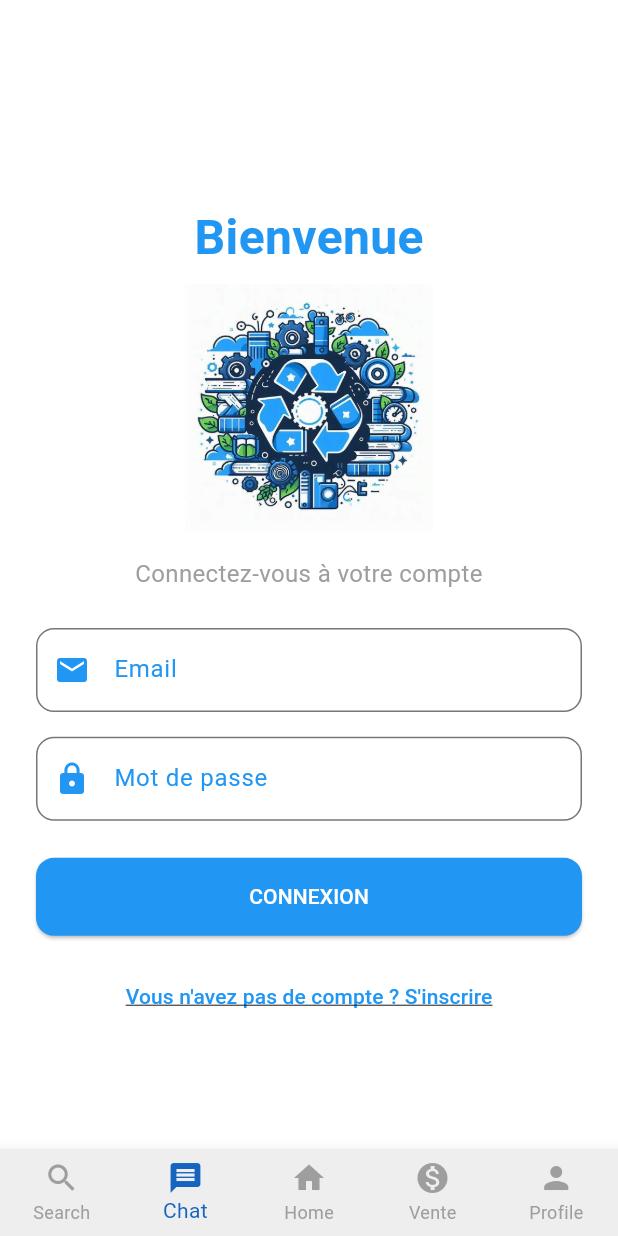
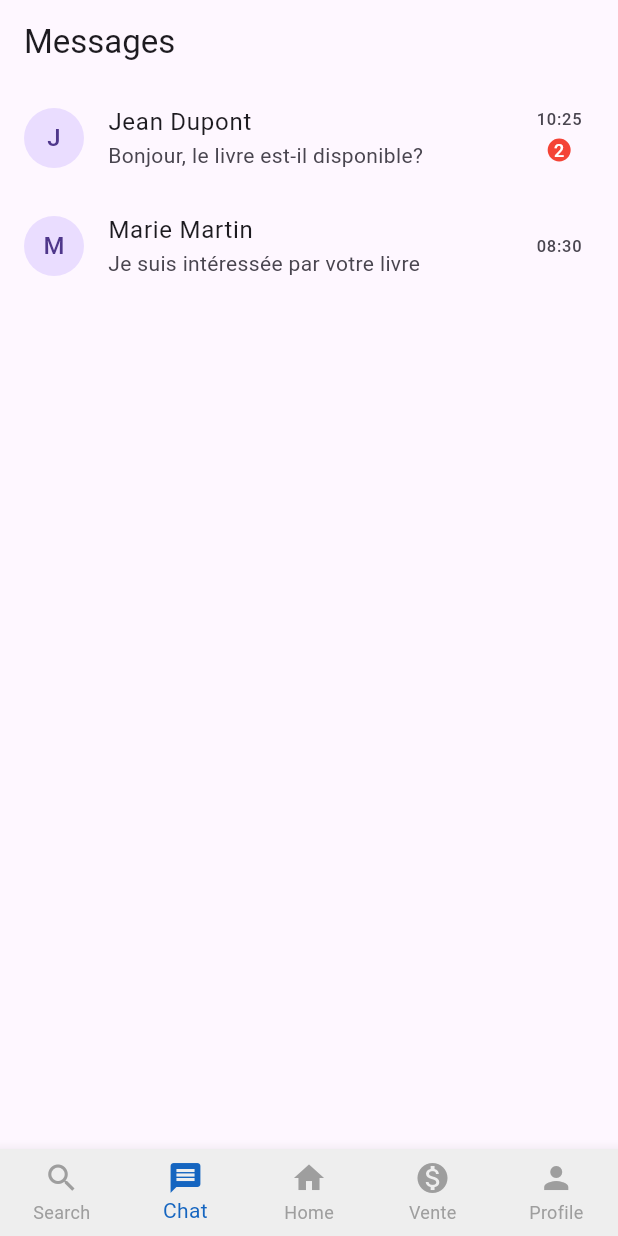
Before and after one commit to feutio12/BookCycle, a Flutter app: the MainScreen screen opened directly, item 2 of the bottom bar chosen, on a phone screen of 412 x 824 dp. Run offline on Flutter 3.47's test engine with Material 3 defaults, Android fonts, the phone set to English and light mode, and no system bars.

Commit message:
cinquieme commit

```diff
--- a/lib/pages/chatpage.dart
+++ b/lib/pages/chatpage.dart
@@ -1,7 +1,87 @@
+// chatpage.dart
 import 'package:flutter/material.dart';
 import 'package:intl/intl.dart';
 
-// Classe représentant un message
+// 1. Modèle de discussion
+class ChatDiscussion {
+  final String chatId;
+  final String otherUserId;
+  final String otherUserName;
+  final String lastMessage;
+  final DateTime lastMessageTime;
+  final int unreadCount;
+
+  ChatDiscussion({
+    required this.chatId,
+    required this.otherUserId,
+    required this.otherUserName,
+    required this.lastMessage,
+    required this.lastMessageTime,
+    this.unreadCount = 0,
+  });
+
+  String get formattedTime => DateFormat('HH:mm').format(lastMessageTime);
+}
+
+// 2. Page de liste des discussions
+class DiscussionsListPage extends StatelessWidget {
+  final List<ChatDiscussion> discussions;
+
+  const DiscussionsListPage({super.key, required this.discussions});
+
+  @override
+  Widget build(BuildContext context) {
+    return Scaffold(
+      appBar: AppBar(
+        title: const Text('Messages'),
+      ),
+      body: ListView.builder(
+        itemCount: discussions.length,
+        itemBuilder: (context, index) {
+          final discussion = discussions[index];
+          return ListTile(
+            leading: CircleAvatar(
+              child: Text(discussion.otherUserName[0]),
+            ),
+            title: Text(discussion.otherUserName),
+            subtitle: Text(discussion.lastMessage),
+            trailing: Column(
+              mainAxisAlignment: MainAxisAlignment.center,
+              children: [
+                Text(discussion.formattedTime),
+                if (discussion.unreadCount > 0)
+                  Container(
+                    padding: const EdgeInsets.all(4),
+                    decoration: const BoxDecoration(
+                      color: Colors.red,
+                      shape: BoxShape.circle,
+                    ),
+                    child: Text(
+                      discussion.unreadCount.toString(),
+                      style: const TextStyle(color: Colors.white, fontSize: 12),
+                    ),
+                  ),
+              ],
+            ),
+            onTap: () {
+              Navigator.push(
+                context,
+                MaterialPageRoute(
+                  builder: (context) => ChatPage(
+                    chatId: discussion.chatId,
+                    otherUserName: discussion.otherUserName,
+                  ),
+                ),
+              );
+            },
+          );
+        },
+      ),
+    );
+  }
+}
+
+// 3. Modèle de message (inchangé)
 class ChatMessage {
   final String senderId;
   final String content;
@@ -18,7 +98,7 @@ class ChatMessage {
   String get formattedTime => DateFormat('HH:mm').format(timestamp);
 }
 
-// Classe gérant la logique du chat
+// 4. Contrôleur de chat (inchangé)
 class ChatController {
   final List<ChatMessage> _messages = [];
   final TextEditingController messageController = TextEditingController();
@@ -40,7 +120,7 @@ class ChatController {
   }
 }
 
-// Widget principal de la page de chat
+// 5. Page de conversation (peu changé)
 class ChatPage extends StatefulWidget {
   final String chatId;
   final String otherUserName;
@@ -62,13 +142,10 @@ class _ChatPageState extends State<ChatPage> {
   void initState() {
     super.initState();
     _chatController = ChatController();
-    // Charger les messages existants
     _loadMessages();
   }
 
   Future<void> _loadMessages() async {
-    // Ici vous pourriez charger les messages depuis une API
-    // Pour l'exemple, nous ajoutons quelques messages fictifs
     _chatController.addMessage(
       "Bonjour, votre livre est toujours disponible?",
       widget.otherUserName,
@@ -79,9 +156,7 @@ class _ChatPageState extends State<ChatPage> {
       "Moi",
       true,
     );
-    if (mounted) {
-      setState(() {});
-    }
+    if (mounted) setState(() {});
   }
 
   void _sendMessage() {
@@ -90,11 +165,7 @@ class _ChatPageState extends State<ChatPage> {
 
     _chatController.addMessage(content, "Moi", true);
     _chatController.messageController.clear();
-    if (mounted) {
-      setState(() {});
-    }
-
-    // Ici vous pourriez envoyer le message à votre backend
+    if (mounted) setState(() {});
   }
 
   @override
@@ -108,21 +179,16 @@ class _ChatPageState extends State<ChatPage> {
     return Scaffold(
       appBar: AppBar(
         title: Text("Discussion avec ${widget.otherUserName}"),
-        actions: [
-          IconButton(
-            icon: const Icon(Icons.info_outline),
-            onPressed: () {
-              // Afficher les détails de l'échange
-            },
-          ),
-        ],
+        leading: IconButton(
+          icon: const Icon(Icons.arrow_back),
+          onPressed: () => Navigator.pop(context),
+        ),
       ),
       body: Column(
         children: [
           Expanded(
             child: ListView.builder(
               reverse: true,
-              padding: const EdgeInsets.all(8.0),
               itemCount: _chatController.messages.length,
               itemBuilder: (context, index) {
                 final message = _chatController.messages.reversed.toList()[index];
@@ -140,7 +206,7 @@ class _ChatPageState extends State<ChatPage> {
   }
 }
 
-// Widget pour une bulle de message
+// 6. Widgets pour les bulles de message et champ de saisie (inchangés)
 class _MessageBubble extends StatelessWidget {
   final ChatMessage message;
 
@@ -151,11 +217,8 @@ class _MessageBubble extends StatelessWidget {
     return Align(
       alignment: message.isMe ? Alignment.centerRight : Alignment.centerLeft,
       child: Container(
-        margin: const EdgeInsets.symmetric(vertical: 4.0),
-        padding: const EdgeInsets.symmetric(
-          horizontal: 16.0,
-          vertical: 10.0,
-        ),
+        margin: const EdgeInsets.symmetric(vertical: 4.0, horizontal: 8.0),
+        padding: const EdgeInsets.symmetric(horizontal: 16.0, vertical: 10.0),
         decoration: BoxDecoration(
           color: message.isMe
               ? Theme.of(context).colorScheme.primary
@@ -163,12 +226,8 @@ class _MessageBubble extends StatelessWidget {
           borderRadius: BorderRadius.only(
             topLeft: const Radius.circular(16),
             topRight: const Radius.circular(16),
-            bottomLeft: message.isMe
-                ? const Radius.circular(16)
-                : const Radius.circular(0),
-            bottomRight: message.isMe
-                ? const Radius.circular(0)
-                : const Radius.circular(16),
+            bottomLeft: message.isMe ? const Radius.circular(16) : const Radius.circular(0),
+            bottomRight: message.isMe ? const Radius.circular(0) : const Radius.circular(16),
           ),
         ),
         child: Column(
@@ -203,7 +262,6 @@ class _MessageBubble extends StatelessWidget {
   }
 }
 
-// Widget pour le champ d'entrée des messages
 class _MessageInputField extends StatelessWidget {
   final TextEditingController controller;
   final VoidCallback onSend;
--- a/lib/pages/homepage.dart
+++ b/lib/pages/homepage.dart
@@ -1,7 +1,7 @@
+// homepage.dart
 import 'package:flutter/material.dart';
-import 'package:bookcycle/pages/auth/loginpage.dart';
+import 'package:bookcycle/pages/chatpage.dart';
 import 'searchpage.dart';
-
 
 class Homepage extends StatelessWidget {
   const Homepage({super.key});
@@ -11,9 +11,7 @@ class Homepage extends StatelessWidget {
     return MaterialApp(
       debugShowCheckedModeBanner: false,
       title: 'BookCycle',
-      theme: ThemeData(
-        primarySwatch: Colors.blue,
-      ),
+      theme: ThemeData(primarySwatch: Colors.blue),
       home: const MainScreen(),
     );
   }
@@ -29,15 +27,39 @@ class MainScreen extends StatefulWidget {
 class _MainScreenState extends State<MainScreen> {
   int _currentIndex = 2;
 
-  final List<Widget> _screens = [
-    SearchPage(),
-    Loginpage(),
-    const Center(child: Text('page acceuil')),
-    const Center(child: Text('vente de livres')),
-    const Center(child: Text('votre profile')),
+  // Liste fictive de discussions
+  final List<ChatDiscussion> discussions = [
+    ChatDiscussion(
+      chatId: "1",
+      otherUserId: "2",
+      otherUserName: "Jean Dupont",
+      lastMessage: "Bonjour, le livre est-il disponible?",
+      lastMessageTime: DateTime.now().subtract(const Duration(minutes: 5)),
+      unreadCount: 2,
+    ),
+    ChatDiscussion(
+      chatId: "2",
+      otherUserId: "3",
+      otherUserName: "Marie Martin",
+      lastMessage: "Je suis intéressée par votre livre",
+      lastMessageTime: DateTime.now().subtract(const Duration(hours: 2)),
+    ),
+  ];
 
+  late final List<Widget> _screens;
 
-  ];
+  @override
+  void initState() {
+    super.initState();
+    // Maintenant on peut initialiser _screens car discussions est disponible
+    _screens = [
+      SearchPage(),
+      DiscussionsListPage(discussions: discussions), // discussions est accessible ici
+      const Center(child: Text('Page d\'accueil')),
+      const Center(child: Text('Vente de livres')),
+      const Center(child: Text('Votre profil')),
+    ];
+  }
 
   @override
   Widget build(BuildContext context) {
@@ -75,7 +97,6 @@ class _MainScreenState extends State<MainScreen> {
             icon: Icon(Icons.person),
             label: 'Profile',
           ),
-
         ],
       ),
     );
```
